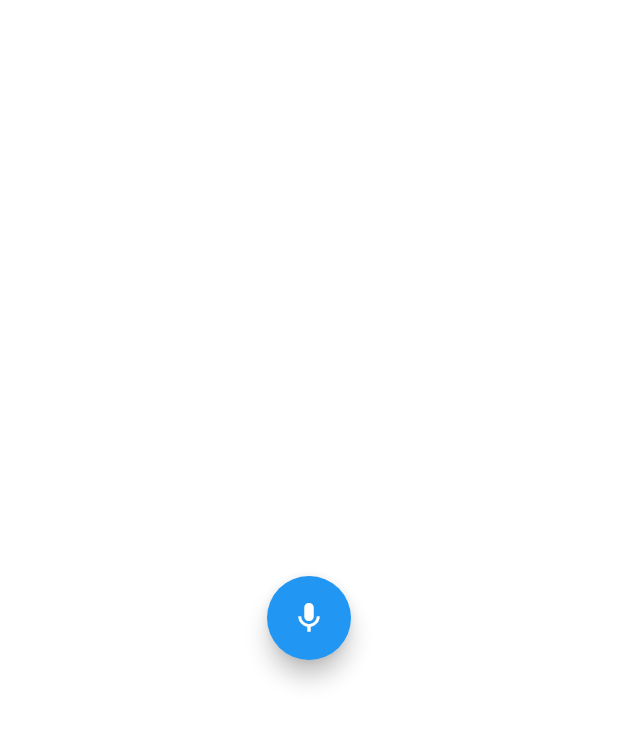
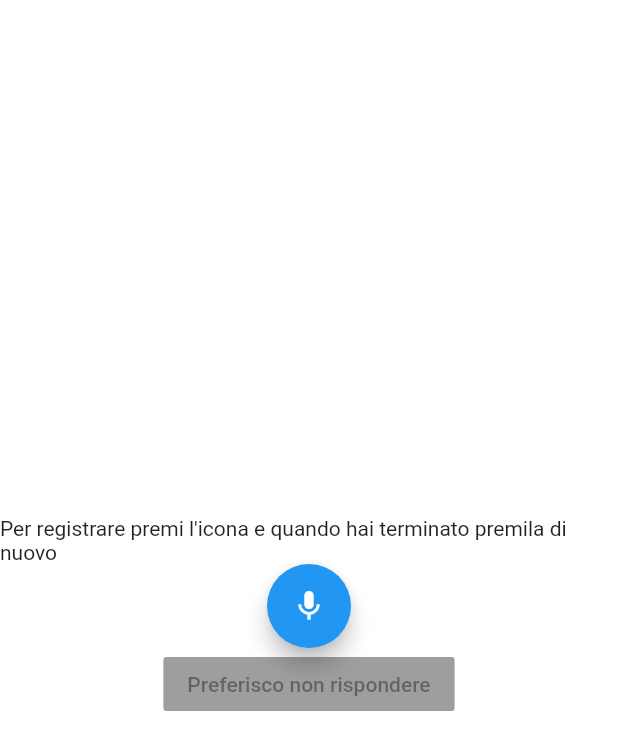
Before and after one commit to Team-Informatica-Economia/depression_screening_app, a Flutter app: the quizpageopen screen opened directly, after a tap on the "mic" icon, on a phone screen of 412 x 824 dp. Shown: the top 750 px of the screen. Run offline on Flutter 3.47's test engine with Material 2 defaults, Android fonts, the phone set to English and light mode, and no system bars; our stand-ins replace firebase_auth, firebase_core, flutter_svg; missing offline and left inert: audio_recorder; accounts and stored records are empty.

Commit message:
update button preferiscoNonRispondere

```diff
--- a/lib/Screens/Quiz/rispostaAperta.dart
+++ b/lib/Screens/Quiz/rispostaAperta.dart
@@ -3,35 +3,74 @@ import 'package:depression_screening_app/components/rounded_button_quiz.dart';
 import 'package:flutter/material.dart';
 import 'package:audio_recorder/audio_recorder.dart';
 import 'package:depression_screening_app/Screens/Quiz/resultpage.dart';
+import 'package:depression_screening_app/components/rounded_button.dart';
 
-class quizpageopen extends StatelessWidget {
-  Recording _recording = new Recording();
+
+class quizpageopen extends StatefulWidget {
   final bool microfono;
-
   quizpageopen({Key key, this.microfono}): super(key: key);
 
   @override
-  Widget build(BuildContext context) {
-    return Scaffold(
-      body: Center(
-        child:
-          FloatingActionButton(
-            child: Icon(Icons.mic),
-            onPressed: (){
+  _quizpageopen createState() => _quizpageopen(microfono);
+}
+
+class _quizpageopen extends State<quizpageopen> {
   Recording _recording = new Recording();
-              print("Registro");
+  var microfono;
+  _quizpageopen(this.microfono);
+  bool _isMicrophoneActive = false;
 
+  void _disabilitaNextDomanda() {
+    setState(() {
+      if(_isMicrophoneActive == false)
+        _isMicrophoneActive = true;
+      else
+        _cambiaPage();
+    });
+  }
 
-
-              if(microfono){
+  void _cambiaPage(){
+    setState(() {
+      if (microfono) {
         Navigator.of(context).pushReplacement(MaterialPageRoute(
             builder: (context) => resultpage()));
       } else {
         Navigator.pop(context);
       }
+    });
+
+  }
+
+  @override
+  Widget build(BuildContext context) {
+    return Scaffold(
+      body: Column(
+        mainAxisAlignment: MainAxisAlignment.center,
+        children: <Widget> [
+          Text("Per registrare premi l'icona e quando hai terminato premila di nuovo",),
+          Center(
+            child: FloatingActionButton(
+              child: Icon(Icons.mic),
+              onPressed: (){
+                Recording _recording = new Recording();
+                print("Registro");
+                _disabilitaNextDomanda();
+                print("ciao" + _isMicrophoneActive.toString());
+                /*if(microfono){
+                  Navigator.of(context).pushReplacement(MaterialPageRoute(
+                      builder: (context) => resultpage()));
+                } else {
+                  Navigator.pop(context);
+                }*/
               },
             ),
           ),
+          RaisedButton(
+            child: Text("Preferisco non rispondere"),
+            onPressed: _isMicrophoneActive ? null : _cambiaPage,
+          )
+        ]
+      )
     );
   }
 }
```
Lines whose indentation alone changed are shown as unchanged.
